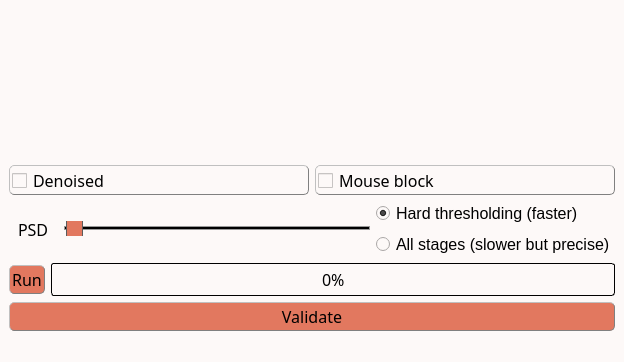
Old version of the form inichord/BM3D.ui in the repository Cyril-Langlois/iniCHORD.
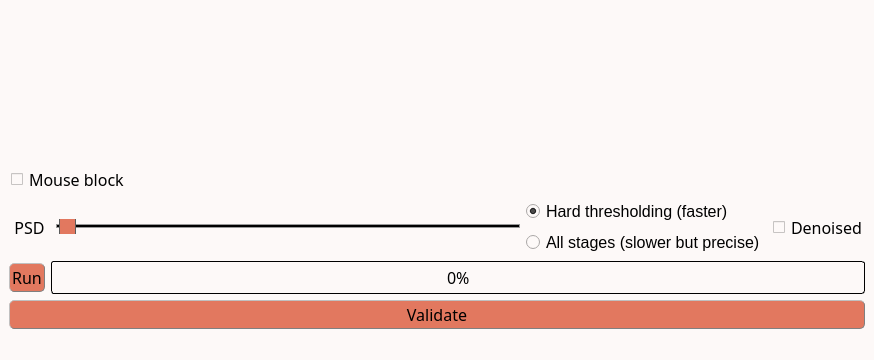
New version of the form. Icons and pictures are not drawn. Custom widgets are drawn as their Qt base class.

Patch:
```diff
--- a/inichord/BM3D.ui
+++ b/inichord/BM3D.ui
@@ -6,8 +6,8 @@
    <rect>
     <x>0</x>
     <y>0</y>
-    <width>623</width>
-    <height>358</height>
+    <width>873</width>
+    <height>356</height>
    </rect>
   </property>
   <property name="windowTitle">
@@ -30,13 +30,13 @@
 QLabel, QPushButton, QPushButton:hover, QCheckBox, QComboBox, Line, QTextEdit, QSpinBox {color: rgb(0, 0, 0)}
 
 /* style des bordures 1 */
-QLabel, QPushButton, QPushButton:hover, QCheckBox, QComboBox, QSpinBox  {
+QLabel, QPushButton, QPushButton:hover, QComboBox, QSpinBox  {
 	border-style : outset;
 	min-width : 5em;
 }
 
 /* style des bordures 2 */
-QPushButton, QPushButton:hover, QCheckBox, QComboBox, QSpinBox  {
+QPushButton, QPushButton:hover, QComboBox, QSpinBox  {
 	border-radius: 5px;
 	border-width: 1px;
 	border-color: gray;
@@ -56,8 +56,8 @@
 
 /* Gestion taille des QCheckBoxes */
 QCheckBox::indicator:unchecked, QCheckBox::indicator:unchecked:hover, QCheckBox::indicator:checked, QCheckBox::indicator:checked:hover  {
-	width :15px;
-	height : 15px;
+	width :12px;
+	height : 12px;
 }
 
 QLabel {
@@ -175,6 +175,12 @@
             <verstretch>0</verstretch>
            </sizepolicy>
           </property>
+          <property name="minimumSize">
+           <size>
+            <width>250</width>
+            <height>0</height>
+           </size>
+          </property>
          </widget>
         </item>
         <item>
@@ -199,25 +205,6 @@
        <layout class="QVBoxLayout" name="verticalLayout_2">
         <item>
          <layout class="QHBoxLayout" name="horizontalLayout_2">
-          <item>
-           <widget class="QCheckBox" name="denoised">
-            <property name="font">
-             <font>
-              <family>Noto Sans Cond</family>
-              <pointsize>12</pointsize>
-              <weight>50</weight>
-              <italic>false</italic>
-              <bold>false</bold>
-             </font>
-            </property>
-            <property name="styleSheet">
-             <string notr="true"/>
-            </property>
-            <property name="text">
-             <string>Denoised</string>
-            </property>
-           </widget>
-          </item>
           <item>
            <widget class="QCheckBox" name="mouseLock">
             <property name="font">
@@ -270,6 +257,9 @@
               <property name="text">
                <string>PSD</string>
               </property>
+              <property name="alignment">
+               <set>Qt::AlignCenter</set>
+              </property>
              </widget>
             </item>
             <item>
@@ -336,6 +326,25 @@
             </item>
            </layout>
           </item>
+          <item>
+           <widget class="QCheckBox" name="denoised">
+            <property name="font">
+             <font>
+              <family>Noto Sans Cond</family>
+              <pointsize>12</pointsize>
+              <weight>50</weight>
+              <italic>false</italic>
+              <bold>false</bold>
+             </font>
+            </property>
+            <property name="styleSheet">
+             <string notr="true"/>
+            </property>
+            <property name="text">
+             <string>Denoised</string>
+            </property>
+           </widget>
+          </item>
          </layout>
         </item>
         <item>
@@ -430,7 +439,7 @@
     <rect>
      <x>0</x>
      <y>0</y>
-     <width>623</width>
+     <width>873</width>
      <height>20</height>
     </rect>
    </property>
```
